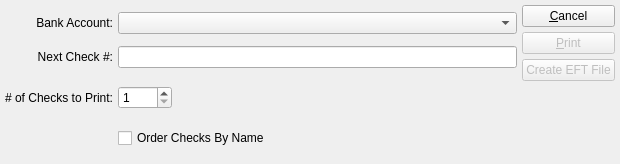
Before: the Qt Designer form guiclient/printChecks.ui in Pegasus-RPG/xtuple-client, drawn with Qt 5.
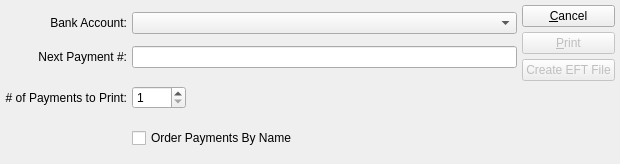
After: the same form once the commit is applied. Custom widgets are drawn as their Qt base class.

```diff
--- a/guiclient/printChecks.ui
+++ b/guiclient/printChecks.ui
@@ -39,7 +39,7 @@
      <item row="1" column="0">
       <widget class="QLabel" name="_nextCheckNumLit">
        <property name="text">
-        <string>Next Check #:</string>
+        <string>Next Payment #:</string>
        </property>
        <property name="alignment">
         <set>Qt::AlignRight|Qt::AlignTrailing|Qt::AlignVCenter</set>
@@ -59,7 +59,7 @@
      <item row="2" column="0">
       <widget class="QLabel" name="_numberOfChecksLit">
        <property name="text">
-        <string># of Checks to Print:</string>
+        <string># of Payments to Print:</string>
        </property>
        <property name="alignment">
         <set>Qt::AlignRight|Qt::AlignTrailing|Qt::AlignVCenter</set>
@@ -101,7 +101,7 @@
        <item>
         <widget class="XCheckBox" name="_orderByName">
          <property name="text">
-          <string>Order Checks By Name</string>
+          <string>Order Payments By Name</string>
          </property>
         </widget>
        </item>
```
Left out of the diff: 2 changed lines with no effect on the pictures.
